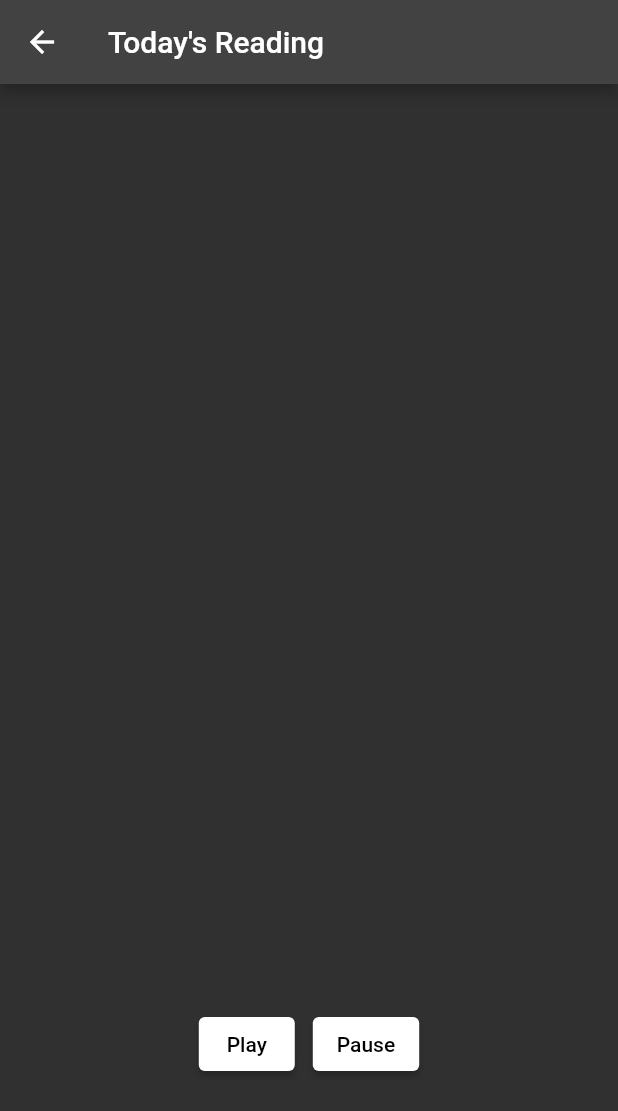
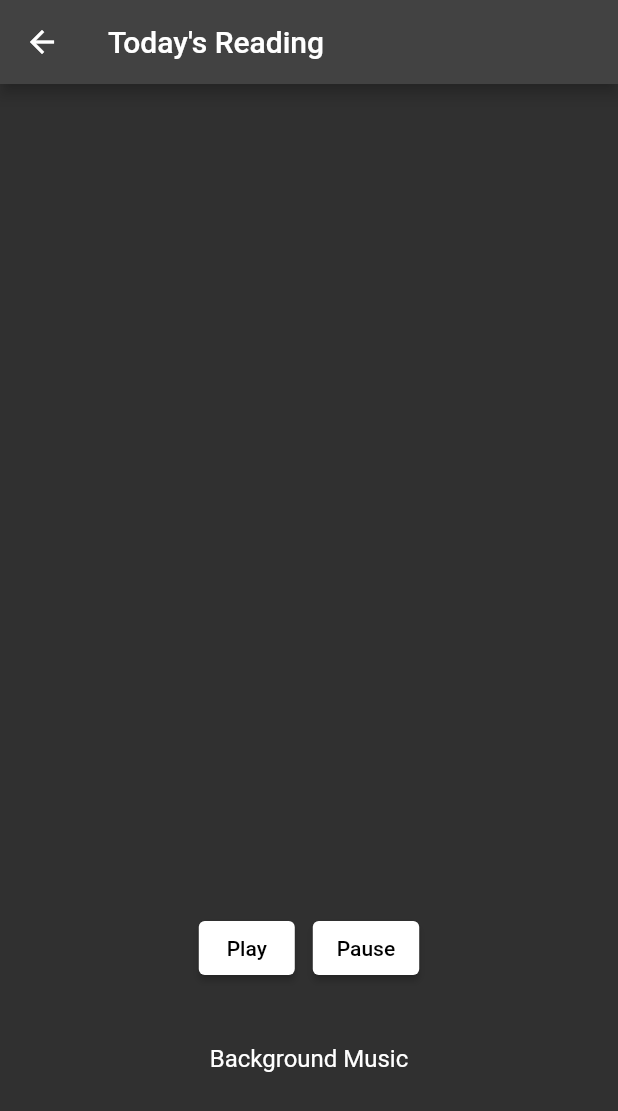
Before and after one commit to lhyochan7/Handong-Chapel-App, a Flutter app: the screen it shows once a user with an empty profile is signed in, item 2 of the bottom bar chosen, on a phone screen of 412 x 824 dp. Shown: the top 1111 px of the screen. Run offline on Flutter 3.47's test engine with Material 2 defaults, Android fonts, the phone set to English and light mode, and no system bars; our stand-ins replace audioplayers, camera, cloud_firestore, firebase_auth, firebase_core, firebase_storage and 6 more; missing offline and left inert: google_ml_kit; accounts and stored records are empty.

Commit message:
Final Commit

```diff
--- a/lib/main.dart
+++ b/lib/main.dart
@@ -335,7 +335,7 @@ class ApplicationState extends ChangeNotifier {
         .add({
       'locationId': locationId,
       'geopoint': geopoint,
-      'name':  FirebaseAuth.instance.currentUser!.displayName,
+      'name':  FirebaseAuth.instance.currentUser!.displayName.toString(),
     });
   }
 
--- a/lib/message.dart
+++ b/lib/message.dart
@@ -130,10 +130,10 @@ class _messagePageState extends State<messagePage> {
           title: Text('Today\'s Reading'),
         ),
         body: Column(
-          mainAxisAlignment: MainAxisAlignment.end,
+          mainAxisAlignment: MainAxisAlignment.start,
           children: [
             Expanded(
-              flex: 2,
+              flex: 4,
               child: Padding(
                 padding: const EdgeInsets.all(15.0),
                 child: ListView(
@@ -165,10 +165,17 @@ class _messagePageState extends State<messagePage> {
                 ),
               ),
             ),
-            Expanded(
-              flex: 1,
+
+            Flexible(
               child: TabBarView(
                 children: [localAsset()],
+              ),
+            ),
+            Flexible(
+              child: Text(
+                  "Background Music", style:  TextStyle(
+                fontSize: 16,
+                color: Colors.white,)
               ),
             ),
           ],
```
Also changed, not shown: lib/add.dart (+15 -9 lines), lib/qna.dart (+5 -3 lines).
